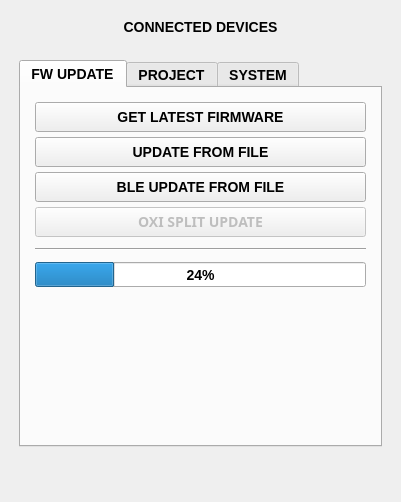
Old version of the form apps/oxi_desktop/mainwindow.ui in the repository OXI-Instruments/OXI-Desktop.
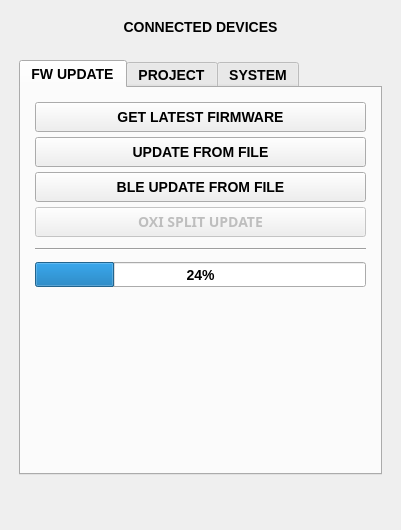
New version of the form. Icons and pictures are not drawn.

Commit message: ui size accomodates progressbar

Patch:
```diff
--- a/apps/oxi_desktop/mainwindow.ui
+++ b/apps/oxi_desktop/mainwindow.ui
@@ -7,19 +7,19 @@
     <x>0</x>
     <y>0</y>
     <width>401</width>
-    <height>502</height>
+    <height>530</height>
    </rect>
   </property>
   <property name="minimumSize">
    <size>
     <width>401</width>
-    <height>502</height>
+    <height>530</height>
    </size>
   </property>
   <property name="maximumSize">
    <size>
     <width>401</width>
-    <height>502</height>
+    <height>530</height>
    </size>
   </property>
   <property name="windowTitle">
```
